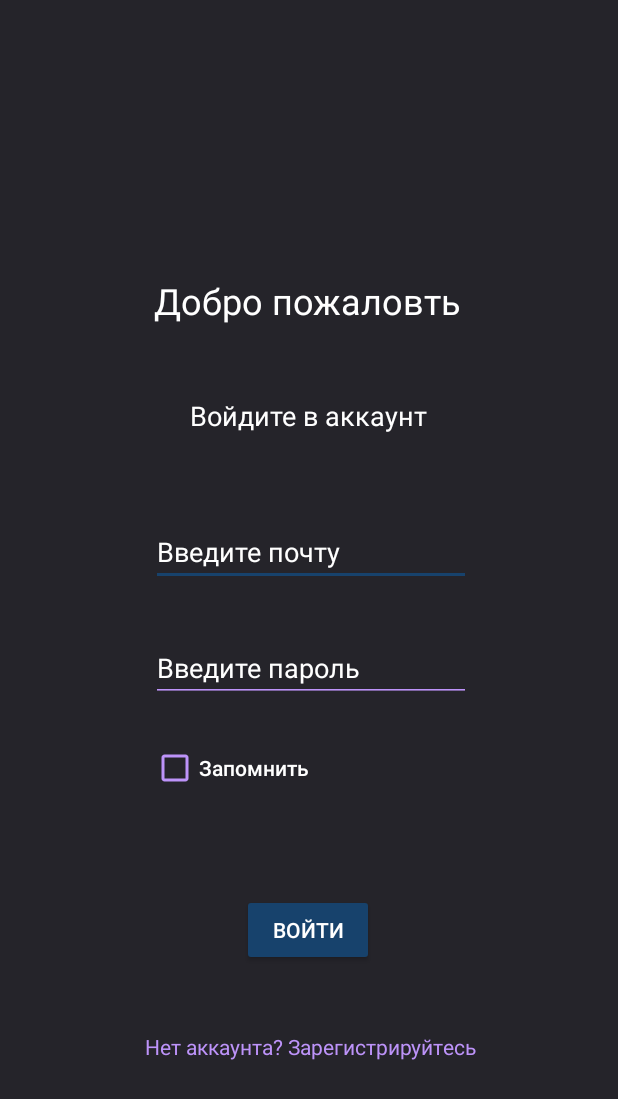
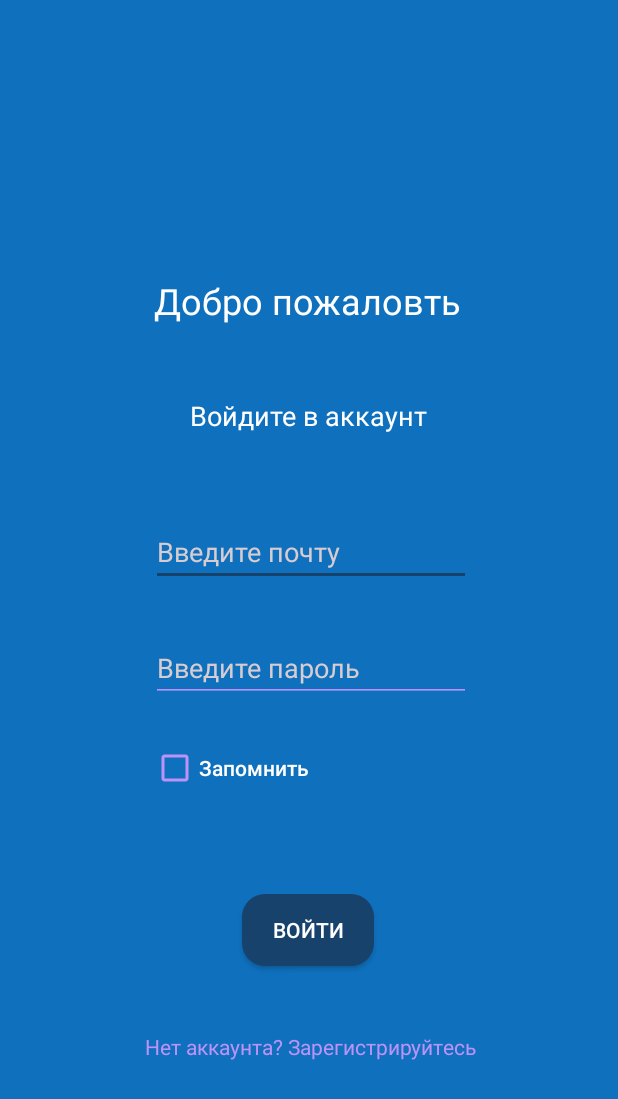
Before and after one commit to Shach1/kursach_semester_3, an Android app: the screen it shows after launch (Activity), on a phone screen of 412 x 824 dp. Shown: the top 1099 px of the screen. Run offline under Robolectric (Android 15) with nearby library versions, the light colour scheme and no system bars; our stand-ins replace Firebase (no records; nobody signed in at launch, a user with empty details on screens opened directly).

Commit message:
complete: CourseWork

```diff
--- a/app/src/main/java/ru/mirea/androidcoursework/main/CartFragment.java
+++ b/app/src/main/java/ru/mirea/androidcoursework/main/CartFragment.java
@@ -6,6 +6,8 @@ import android.util.Log;
 import android.view.LayoutInflater;
 import android.view.View;
 import android.view.ViewGroup;
+import android.widget.Toast;
+
 import androidx.annotation.NonNull;
 import androidx.annotation.Nullable;
 import androidx.fragment.app.Fragment;
@@ -82,6 +84,7 @@ public class CartFragment extends Fragment implements IOnCartChangedListener
     {
         if (productsInCart.getProductsInCart().isEmpty())
         {
+            Toast.makeText(getContext(), "Корзина пуста", Toast.LENGTH_SHORT).show();
             return;
         }
         List<Product> products = new ArrayList<>();
--- a/app/src/main/res/color/bottom_nav_item_color.xml
+++ b/app/src/main/res/color/bottom_nav_item_color.xml
@@ -1,5 +1,5 @@
 <?xml version="1.0" encoding="utf-8"?>
 <selector xmlns:android="http://schemas.android.com/apk/res/android">
-    <item android:color="@color/light_blue" android:state_checked="true" />
-    <item android:color="@color/neutral_blue" />
+    <item android:color="@color/deep_blue" android:state_checked="true" />
+    <item android:color="@color/white" />
 </selector>
--- a/app/src/main/res/drawable/round_bg.xml
+++ b/app/src/main/res/drawable/round_bg.xml
@@ -1,6 +1,6 @@
 <?xml version="1.0" encoding="utf-8"?>
 <shape xmlns:android="http://schemas.android.com/apk/res/android">
-    <solid android:color="@color/light_gray" />
+    <solid android:color="@color/light_blue" />
     <corners android:topRightRadius="50dp"
         android:topLeftRadius="50dp"
         android:bottomLeftRadius="50dp"
--- /dev/null
+++ b/app/src/main/res/drawable/rounded_bottom_navigation.xml
@@ -0,0 +1,9 @@
+<?xml version="1.0" encoding="utf-8"?>
+<shape xmlns:android="http://schemas.android.com/apk/res/android">
+    <solid android:color="@color/light_blue"/>
+    <corners
+        android:topLeftRadius="10dp"
+        android:topRightRadius="10dp"
+        android:bottomLeftRadius="0dp"
+        android:bottomRightRadius="0dp"/>
+</shape>
--- /dev/null
+++ b/app/src/main/res/drawable/rounded_button_deep_blue.xml
@@ -0,0 +1,6 @@
+<?xml version="1.0" encoding="utf-8"?>
+<shape xmlns:android="http://schemas.android.com/apk/res/android">
+    <solid android:color="@color/deep_blue"/>
+    <corners android:radius="15dp"/>
+    <padding android:left="14dp" android:top="14dp" android:right="14dp" android:bottom="14dp"/>
+</shape>
--- /dev/null
+++ b/app/src/main/res/drawable/rounded_button_neutral_deep_blue.xml
@@ -0,0 +1,6 @@
+<?xml version="1.0" encoding="utf-8"?>
+<shape xmlns:android="http://schemas.android.com/apk/res/android">
+    <solid android:color="@color/neutral_deep_blue"/>
+    <corners android:radius="15dp"/>
+    <padding android:left="14dp" android:top="14dp" android:right="14dp" android:bottom="14dp"/>
+</shape>
--- /dev/null
+++ b/app/src/main/res/drawable/rounded_button_white.xml
@@ -0,0 +1,6 @@
+<?xml version="1.0" encoding="utf-8"?>
+<shape xmlns:android="http://schemas.android.com/apk/res/android">
+    <solid android:color="@color/white"/>
+    <corners android:radius="15dp"/>
+    <padding android:left="14dp" android:top="14dp" android:right="14dp" android:bottom="14dp"/>
+</shape>
--- a/app/src/main/res/layout/activity.xml
+++ b/app/src/main/res/layout/activity.xml
@@ -5,6 +5,7 @@
     android:id="@+id/main"
     android:layout_width="match_parent"
     android:layout_height="match_parent"
+    android:background="@color/neutral_blue"
     tools:context=".Activity">
 
 
@@ -27,6 +28,7 @@
         android:layout_height="60dp"
         android:layout_gravity="bottom"
         android:visibility="gone"
+        android:background="@drawable/rounded_bottom_navigation"
         app:itemIconTint="@color/bottom_nav_item_color"
         app:layout_constraintBottom_toBottomOf="parent"
         app:layout_constraintEnd_toEndOf="parent"
--- a/app/src/main/res/layout/add_new_card_product_fragment.xml
+++ b/app/src/main/res/layout/add_new_card_product_fragment.xml
@@ -24,6 +24,7 @@
             android:gravity="start|top"
             android:hint="Введите описание"
             android:inputType="textMultiLine"
+            android:textColor="@color/black"
             app:layout_constraintEnd_toEndOf="parent"
             app:layout_constraintHorizontal_bias="0.0"
             app:layout_constraintStart_toStartOf="parent"
@@ -37,6 +38,7 @@
             android:hint="Введите название товара"
             android:inputType="text"
             android:maxLength="50"
+            android:textColor="@color/black"
             app:layout_constraintEnd_toEndOf="parent"
             app:layout_constraintHorizontal_bias="0.0"
             app:layout_constraintStart_toStartOf="parent"
@@ -48,6 +50,7 @@
             android:layout_height="wrap_content"
             android:layout_marginTop="28dp"
             android:hint="Введите цену"
+            android:textColor="@color/black"
             app:layout_constraintEnd_toEndOf="parent"
             app:layout_constraintHorizontal_bias="0.0"
             app:layout_constraintStart_toStartOf="parent"
@@ -94,8 +97,9 @@
         <Spinner
             android:id="@+id/spinnerCategory"
             android:layout_width="match_parent"
-            android:layout_height="wrap_content"
+            android:layout_height="30dp"
             android:layout_marginTop="28dp"
+            android:background="@color/deep_blue"
             app:layout_constraintEnd_toEndOf="parent"
             app:layout_constraintHorizontal_bias="0.0"
             app:layout_constraintStart_toStartOf="parent"
--- a/app/src/main/res/layout/login_fragment.xml
+++ b/app/src/main/res/layout/login_fragment.xml
@@ -3,7 +3,8 @@
     xmlns:app="http://schemas.android.com/apk/res-auto"
     xmlns:tools="http://schemas.android.com/tools"
     android:layout_width="match_parent"
-    android:layout_height="match_parent">
+    android:layout_height="match_parent"
+    android:background="@color/neutral_blue">
 
     <TextView
         android:id="@+id/textView"
@@ -11,6 +12,7 @@
         android:layout_height="wrap_content"
         android:layout_marginTop="184dp"
         android:text="Добро пожаловть"
+        android:textColor="@color/white"
         android:textAppearance="@style/TextAppearance.AppCompat.Headline"
         app:layout_constraintEnd_toEndOf="parent"
         app:layout_constraintHorizontal_bias="0.497"
@@ -41,7 +43,7 @@
         android:hint="Введите почту"
         android:inputType="textEmailAddress"
         android:textColor="@color/white"
-        android:textColorHint="@color/white"
+        android:textColorHint="@color/light_gray"
         app:layout_constraintEnd_toEndOf="@+id/textView2"
         app:layout_constraintHorizontal_bias="0.481"
         app:layout_constraintStart_toStartOf="@+id/textView2"
@@ -56,7 +58,7 @@
         android:hint="Введите пароль"
         android:inputType="textPassword"
         android:textColor="@color/white"
-        android:textColorHint="@color/white"
+        android:textColorHint="@color/light_gray"
         app:layout_constraintEnd_toEndOf="@+id/etEmail"
         app:layout_constraintHorizontal_bias="0.0"
         app:layout_constraintStart_toStartOf="@+id/etEmail"
@@ -68,6 +70,7 @@
         android:layout_height="wrap_content"
         android:layout_marginTop="128dp"
         android:text="Войти"
+        android:background="@drawable/rounded_button_deep_blue"
         app:layout_constraintEnd_toEndOf="@+id/etPassword"
         app:layout_constraintHorizontal_bias="0.483"
         app:layout_constraintStart_toStartOf="@+id/etPassword"
@@ -81,6 +84,7 @@
         android:text="Войдите в аккаунт"
         android:textAppearance="@style/TextAppearance.AppCompat.Headline"
         android:textSize="18dp"
+        android:textColor="@color/white"
         app:layout_constraintEnd_toEndOf="@+id/textView"
         app:layout_constraintStart_toStartOf="@+id/textView"
         app:layout_constraintTop_toBottomOf="@+id/textView"
--- a/app/src/main/res/layout/register_fragment.xml
+++ b/app/src/main/res/layout/register_fragment.xml
@@ -26,7 +26,7 @@
         android:hint="Введите почту"
         android:inputType="textEmailAddress"
         android:textColor="@color/white"
-        android:textColorHint="@color/white"
+        android:textColorHint="@color/light_gray"
         app:layout_constraintEnd_toEndOf="@+id/textView"
         app:layout_constraintHorizontal_bias="0.507"
         app:layout_constraintStart_toStartOf="@+id/textView"
@@ -41,7 +41,7 @@
         android:hint="Введите пароль"
         android:inputType="textPassword"
         android:textColor="@color/white"
-        android:textColorHint="@color/white"
+        android:textColorHint="@color/light_gray"
         app:layout_constraintEnd_toEndOf="@+id/etEmail"
         app:layout_constraintHorizontal_bias="0.0"
         app:layout_constraintStart_toStartOf="@+id/etEmail"
@@ -53,6 +53,7 @@
         android:layout_height="wrap_content"
         android:layout_marginTop="140dp"
         android:text="Зарегистрироваться"
+        android:background="@drawable/rounded_button_deep_blue"
         app:layout_constraintEnd_toEndOf="@+id/etPassword"
         app:layout_constraintHorizontal_bias="0.491"
         app:layout_constraintStart_toStartOf="@+id/etPassword"
--- a/app/src/main/res/values/colors.xml
+++ b/app/src/main/res/values/colors.xml
@@ -3,14 +3,14 @@
     <color name="white">#FFFFFFFF</color>
     <color name="purple">#FFBD93F9</color>
     <color name="light_blue_600">#FF0091EA</color>
-
-
-
+    <color name="deeeep_blue">#FF1B3687</color>
     <color name="deep_blue">#FF17426C</color>
+    <color name="neutral_deep_blue">#FF1F5992</color>
     <color name="neutral_blue">#FF0F70BD</color>
-    <color name="light_blue">#FFA6E6F2</color>
+    <color name="neutral_light_blue">#FF2D96BB</color>
+    <color name="light_blue">#FF3ECCFD</color>
     <color name="black">#FF000000</color>
     <color name="dark_grey">#FF19191B</color>
     <color name="gray">#FF25242A</color>
-    <color name="light_gray">#FF666666</color>
+    <color name="light_gray">#FFD7CCD1</color>
 </resources>
--- a/app/src/main/res/values/themes.xml
+++ b/app/src/main/res/values/themes.xml
@@ -3,7 +3,7 @@
     <style name="Base.Theme.AndroidCoursework" parent="Theme.AppCompat.Light.NoActionBar">
         <!-- Customize your theme here. -->
         <!-- Primary colors -->
-        <item name="colorPrimary">@color/black</item>
+        <item name="colorPrimary">@color/light_blue</item>
         <item name="colorPrimaryDark">@color/dark_grey</item>
         <item name="colorPrimaryVariant">@color/gray</item>
 
@@ -20,19 +20,15 @@
         <item name="android:colorBackground">@color/gray</item>
 
         <!-- Button style -->
-        <item name="android:buttonStyle">@style/ButtonStyle</item>
+        <item name="colorButtonNormal">@color/neutral_deep_blue</item>
 
         <!-- EditText style -->
         <item name="android:editTextStyle">@style/EditTextStyle</item>
     </style>
 
-    <style name="ButtonStyle" parent="Widget.AppCompat.Button">
-        <item name="android:backgroundTint">@color/deep_blue</item>
-        <item name="android:textColor">@color/white</item>
-    </style>
 
     <style name="EditTextStyle" parent="Widget.AppCompat.EditText">
-        <item name="android:backgroundTint">@color/black</item>
+        <item name="android:backgroundTint">@color/neutral_blue</item>
         <item name="android:textColor">@color/white</item>
     </style>
 
```
Also changed, not shown: app/src/main/res/drawable/rounded_top_bar.xml (added, +9 -0 lines), app/src/main/res/layout/cart_fragment.xml (+29 -8 lines), app/src/main/res/layout/home_fragment.xml (+26 -19 lines), app/src/main/res/layout/item_card_product_preview.xml (+1 -7 lines), app/src/main/res/layout/item_card_product_preview_in_cart.xml (+14 -13 lines), app/src/main/res/layout/item_card_product_view.xml (+9 -6 lines), app/src/main/res/layout/settings_fragment.xml (+30 -6 lines).
